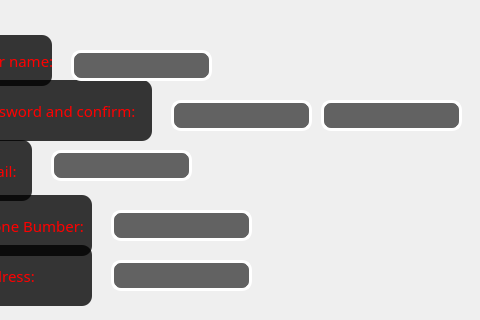
Old version of the form changeinfo.ui in the repository ErfanGerami/AP-Project; both pictures show x 269 to 749 and y 0 to 320 of the 749 by 427 pixel window.
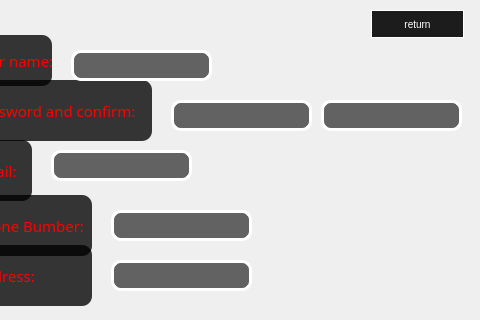
New version of the form. Icons and pictures are not drawn.

```diff
--- a/changeinfo.ui
+++ b/changeinfo.ui
@@ -417,6 +417,24 @@
     <string>new Address:</string>
    </property>
   </widget>
+  <widget class="QPushButton" name="pushButton">
+   <property name="geometry">
+    <rect>
+     <x>640</x>
+     <y>10</y>
+     <width>93</width>
+     <height>28</height>
+    </rect>
+   </property>
+   <property name="styleSheet">
+    <string notr="true">#pushButton{font-size:10px; border-color:white;border-radius:35px;;background-color:rgba(0,0,0,225);color:white;border-style: solid;
+  border-width: 1px;}
+#pushButton:hover{background-color:rgba(255,255,255,225);color:black;}</string>
+   </property>
+   <property name="text">
+    <string>return</string>
+   </property>
+  </widget>
  </widget>
  <resources/>
  <connections>
```
